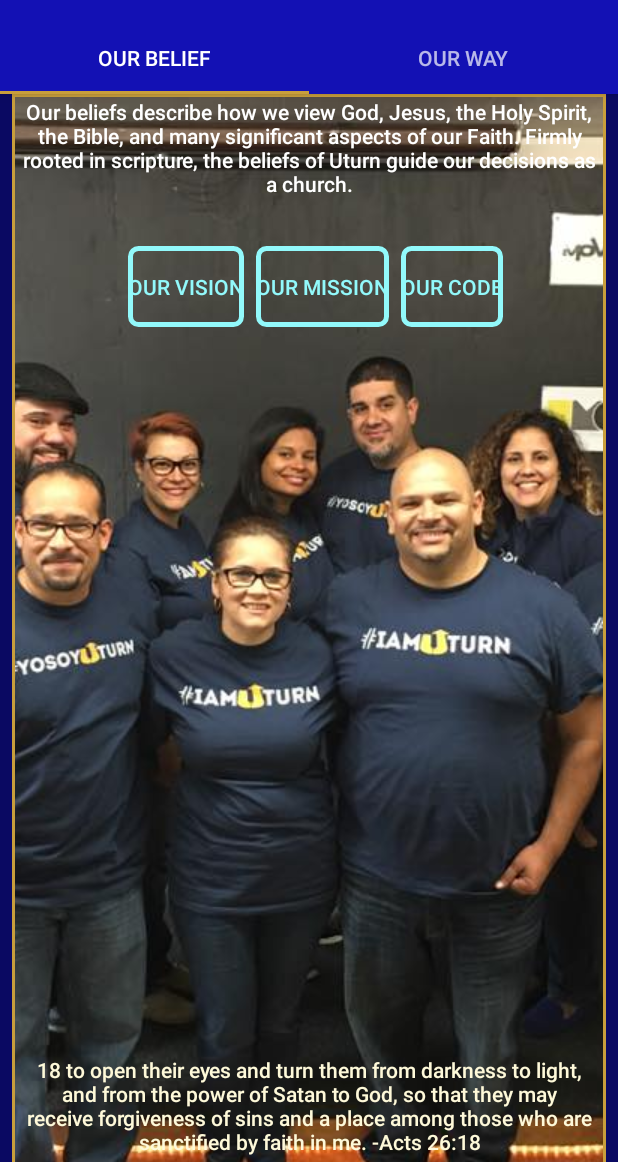
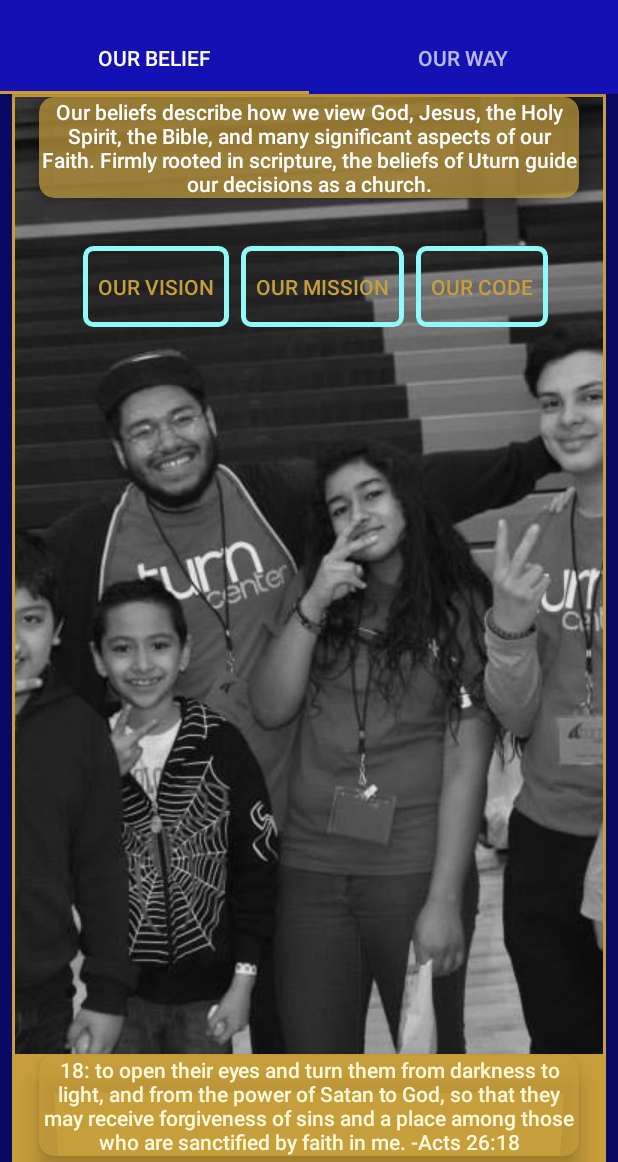
Before and after one commit to Tc2r/UTurn-Connect, an Android app: the BeliefFragment screen opened directly, with no data from a screen before it, on a phone screen of 412 x 824 dp, the part 74-1236 px from its top. Run offline under Robolectric (Android 15) with nearby library versions, the light colour scheme and no system bars.

Commit message:
Updated Images!

```diff
--- a/app/src/main/res/layout/activity_contact.xml
+++ b/app/src/main/res/layout/activity_contact.xml
@@ -17,7 +17,7 @@
         <android.support.constraint.ConstraintLayout
         android:layout_width="match_parent"
         android:layout_height="250dp"
-        android:background="@drawable/iamuturn2">
+        android:background="@drawable/image2">
 
 
         <TextView
@@ -58,7 +58,7 @@
         <LinearLayout
         android:layout_width="match_parent"
         android:layout_height="wrap_content"
-        android:background="@color/colorPrimaryLight"
+        android:background="#6133a7"
         android:gravity="center"
         android:orientation="vertical">
 
@@ -76,6 +76,7 @@
         <android.support.constraint.ConstraintLayout
         android:layout_width="match_parent"
         android:layout_height="wrap_content"
+        android:background="@drawable/gray1"
         android:padding="20dp">
 
         <TextView
@@ -181,6 +182,7 @@
         <android.support.constraint.ConstraintLayout
             android:layout_width="match_parent"
             android:layout_height="wrap_content"
+            android:background="@drawable/gray2"
             android:padding="20dp">
 
 
--- a/app/src/main/res/layout/fragment_belief.xml
+++ b/app/src/main/res/layout/fragment_belief.xml
@@ -28,26 +28,35 @@
             android:layout_width="wrap_content"
             android:layout_height="wrap_content"
             android:scaleType="centerCrop"
-            android:src="@drawable/iamuturn"
+            android:src="@drawable/image4"
             app:layout_constraintLeft_toLeftOf="parent"
             app:layout_constraintRight_toRightOf="parent"
             app:layout_constraintTop_toTopOf="parent"
             android:contentDescription="@string/content_desc_smiling"/>
 
+
+        <android.support.v7.widget.CardView
+            android:id="@+id/cv_header_message"
+            android:layout_width="match_parent"
+            android:layout_height="0dp"
+            app:layout_constraintLeft_toLeftOf="parent"
+            app:layout_constraintRight_toRightOf="parent"
+            app:layout_constraintTop_toTopOf="parent"
+            android:layout_marginEnd="16dp"
+            android:layout_marginStart="16dp"
+            app:cardElevation="8dp"
+            app:cardCornerRadius="10dp"
+            android:elevation="8dp"
+            app:cardBackgroundColor="@color/colorAccentTrans">
         <TextView
             android:id="@+id/tv_header_message"
             android:layout_width="wrap_content"
             android:layout_height="wrap_content"
-            android:layout_marginEnd="16dp"
-            android:layout_marginStart="16dp"
             android:text="@string/belief_header_message"
             android:textAlignment="center"
-            android:textAppearance="@style/TextAppearance.AppCompat.Body2"
-            app:layout_constraintLeft_toLeftOf="parent"
-            app:layout_constraintRight_toRightOf="parent"
-            app:layout_constraintTop_toTopOf="parent"/>
+            android:textAppearance="@style/TextAppearance.AppCompat.Body2"/>
 
-
+</android.support.v7.widget.CardView>
         <LinearLayout
             android:id="@+id/button_container"
             android:layout_width="wrap_content"
@@ -57,7 +66,7 @@
             android:orientation="horizontal"
             app:layout_constraintLeft_toLeftOf="parent"
             app:layout_constraintRight_toRightOf="parent"
-            app:layout_constraintTop_toBottomOf="@+id/tv_header_message"
+            app:layout_constraintTop_toBottomOf="@+id/cv_header_message"
             style="?android:attr/buttonBarStyle"
             >
 
@@ -67,9 +76,10 @@
                 android:layout_width="wrap_content"
                 android:layout_height="wrap_content"
                 android:layout_marginStart="8dp"
+                android:padding="10dp"
                 android:background="@drawable/btn_belief_lining"
                 android:text="@string/belief_button_vision_label"
-                android:textColor="@color/textColorSecondary"/>
+                android:textAppearance="@style/TextAppearance.AppCompat.Widget.Button.Borderless.Colored"/>
 
             <Button
                 style="?android:attr/buttonBarButtonStyle"
@@ -77,9 +87,9 @@
                 android:layout_width="wrap_content"
                 android:layout_height="wrap_content"
                 android:layout_marginStart="8dp"
+                android:padding="10dp"
                 android:background="@drawable/btn_belief_lining"
                 android:text="@string/belief_button_mission_label"
-                android:textColor="@color/textColorSecondary"
                 />
 
             <Button
@@ -88,9 +98,10 @@
                 android:layout_width="wrap_content"
                 android:layout_height="wrap_content"
                 android:layout_marginStart="8dp"
+                android:padding="10dp"
                 android:background="@drawable/btn_belief_lining"
                 android:text="@string/belief_button_code_label"
-                android:textColor="@color/textColorSecondary"/>
+                />
 
         </LinearLayout>
 
@@ -104,11 +115,10 @@
             app:cardBackgroundColor="#a8c89e3c"
             app:cardCornerRadius="8dp"
             app:cardElevation="8dp"
-
             app:layout_constraintLeft_toLeftOf="parent"
             app:layout_constraintRight_toRightOf="parent"
             app:layout_constraintTop_toBottomOf="@+id/button_container"
-            app:layout_constraintBottom_toTopOf="@+id/tv_bible_verse">
+            app:layout_constraintBottom_toTopOf="@+id/cv_bible_verse">
             <ScrollView
                 android:layout_width="match_parent"
                 android:layout_height="wrap_content"
@@ -124,20 +134,29 @@
 
         </android.support.v7.widget.CardView>
 
+        <android.support.v7.widget.CardView
+            android:id="@+id/cv_bible_verse"
+            android:layout_width="match_parent"
+            android:layout_height="0dp"
+            app:layout_constraintBottom_toBottomOf="parent"
+            app:layout_constraintLeft_toLeftOf="parent"
+            app:layout_constraintRight_toRightOf="parent"
+            android:layout_marginBottom="40dp"
+            android:layout_marginEnd="16dp"
+            android:layout_marginStart="16dp"
+            app:cardElevation="8dp"
+            app:cardCornerRadius="10dp"
+            android:elevation="8dp"
+            app:cardBackgroundColor="@color/colorAccentTrans">
         <TextView
             android:id="@+id/tv_bible_verse"
             android:layout_width="wrap_content"
             android:layout_height="wrap_content"
-            android:layout_marginEnd="16dp"
-            android:layout_marginStart="16dp"
             android:text="@string/beliefs_verse_text"
             android:textAlignment="center"
             android:textAppearance="@style/TextAppearance.AppCompat.Body2"
-            android:textColor="@color/textColorPrimary"
-            app:layout_constraintBottom_toBottomOf="parent"
-            app:layout_constraintLeft_toLeftOf="parent"
-            app:layout_constraintRight_toRightOf="parent"
-            android:layout_marginBottom="40dp"/>
+            android:textColor="@color/textColorPrimary"/>
+        </android.support.v7.widget.CardView>
 
     </android.support.constraint.ConstraintLayout>
 
--- a/app/src/main/res/values/colors.xml
+++ b/app/src/main/res/values/colors.xml
@@ -4,6 +4,7 @@
     <color name="colorPrimaryDark">#0a0962</color>
     <color name="colorPrimaryLight">#1374a3</color>
     <color name="colorAccent">#c89e3c</color>
+    <color name="colorAccentTrans">#b3c89e3c</color>
     <color name="backgroundColor">#04065d</color>
     <color name="textColorPrimary">#fef9d9</color>
     <color name="textColorSecondary">#92f9fb</color>
--- a/app/src/main/res/values/strings.xml
+++ b/app/src/main/res/values/strings.xml
@@ -20,7 +20,7 @@
 
     <!--Beliefs Text-->
     <string name="belief_header_message">Our beliefs describe how we view God, Jesus, the Holy Spirit, the Bible, and many significant aspects of our Faith. Firmly rooted in scripture, the beliefs of Uturn guide our decisions as a church.</string>
-    <string name="beliefs_verse_text">18 to open their eyes and turn them from darkness to light, and from the power of Satan to God, so that they may receive forgiveness of sins and a place among those who are sanctified by faith in me. -Acts 26:18</string>
+    <string name="beliefs_verse_text">18: to open their eyes and turn them from darkness to light, and from the power of Satan to God, so that they may receive forgiveness of sins and a place among those who are sanctified by faith in me. -Acts 26:18</string>
     <string name="belief_button_vision_label">Our Vision</string>
     <string name="belief_button_mission_label">Our mission</string>
     <string name="belief_button_code_label">Our Code</string>
```
Also changed, not shown: app/src/main/res/drawable/image3.png, app/src/main/res/drawable/image4.jpg (added), 1 other file.
